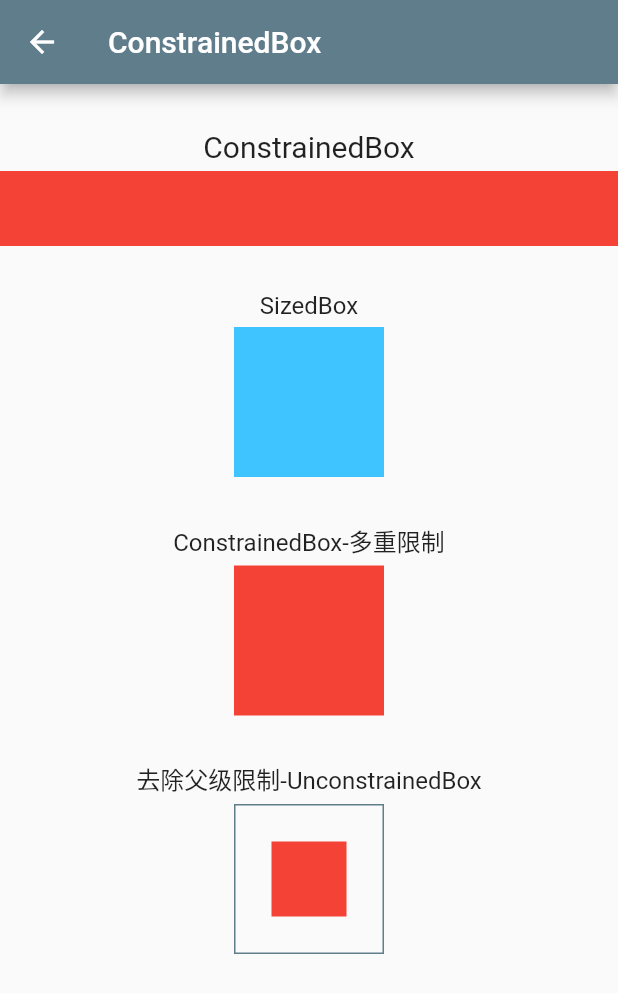
After one commit to Petterpx/FlutterQuickExample, a Flutter app: the ContainerWidgetsList screen opened directly, after a tap on "ConstrainedBox", on a phone screen of 412 x 824 dp. The commit adds this screen. Shown: the top 993 px of the screen. Run offline on Flutter 3.47's test engine with Material 2 defaults, Android fonts, the phone set to English and light mode, and no system bars; our stand-ins replace fluttertoast; missing offline and left inert: dart:ffi, dart:html, simple_logger.

Commit message:
feat:feat constrainedBox and DecoratedBox

```diff
--- a/lib/example/container_widgets_list.dart
+++ b/lib/example/container_widgets_list.dart
@@ -1,3 +1,5 @@
+import 'package:cloud_flutter_app/example/cotainer_widgets/constrainedbox_widget.dart';
+import 'package:cloud_flutter_app/example/cotainer_widgets/decoratedbox_widget.dart';
 import 'package:cloud_flutter_app/example/cotainer_widgets/padding_widget.dart';
 import 'package:cloud_flutter_app/utils/util_view.dart';
 import 'package:flutter/cupertino.dart';
@@ -8,11 +10,16 @@ import 'package:flutter/material.dart';
 /// */
 class ContainerWidgetsList extends StatelessWidget {
   @override
-  Widget build(BuildContext context) => Scaffold(
+  Widget build(BuildContext context) =>
+      Scaffold(
         appBar: AppBar(title: Text("容器类组件")),
         body: Column(
           children: [
-            showSampleStateFulWidget(context, "Padding", PaddingWidget())
+            showSampleStateFulWidget(context, "Padding", PaddingWidget()),
+            showSampleStateFulWidget(
+                context, "ConstrainedBox", ConstrainedBoxWidget()),
+            showSampleStateFulWidget(
+                context, "DecoratedBox", DecoratedBoxWidget())
           ],
         ),
       );
--- /dev/null
+++ b/lib/example/cotainer_widgets/constrainedbox_widget.dart
@@ -0,0 +1,81 @@
+import 'package:cloud_flutter_app/example/basis_widgets/title_widget.dart';
+import 'package:flutter/cupertino.dart';
+import 'package:flutter/material.dart';
+
+/// 尺寸限制类容器 */
+class ConstrainedBoxWidget extends StatelessWidget {
+  @override
+  Widget build(BuildContext context) =>
+      Column(
+        children: [
+          TitleWidget(
+              fontSize: 20,
+              title: "ConstrainedBox",
+              widget: ConstrainedBox(
+                //minHeight 最小高度，infinity-> 无限大
+                  constraints: BoxConstraints(
+                      minWidth: 50,
+                      maxWidth: double.infinity,
+                      minHeight: 50,
+                      maxHeight: double.infinity),
+                  child: Container(
+                    //虽然这里将Container高度设置为了10，但是上面加了最小高度限制为50，所以实际高度为50
+                    height: 10,
+                    color: Colors.red,
+                  ))),
+          TitleWidget(
+              title: "SizedBox",
+              widget: SizedBox(
+                width: 100,
+                height: 100,
+                child: Container(
+                  color: Colors.lightBlueAccent,
+                ),
+              )),
+          TitleWidget(
+              title: "ConstrainedBox-多重限制",
+              // TODO: 1/9/21 当多重限制时，最终的显示由最外层maxXXX而定，对于minXxx,取父子中最大的一个，当然这也很好理解
+              widget: ConstrainedBox(
+                //minHeight 最小高度，infinity-> 无限大
+                  constraints: BoxConstraints(
+                      minWidth: 50,
+                      maxWidth: 100,
+                      minHeight: 50,
+                      maxHeight: double.infinity),
+                  child: ConstrainedBox(
+                    //minHeight 最小高度，infinity-> 无限大
+                      constraints: BoxConstraints(
+                          minWidth: 100,
+                          maxWidth: double.infinity,
+                          minHeight: 100,
+                          maxHeight: double.infinity),
+                      child: Container(
+                        //虽然这里将Container高度设置为了10，但是上面加了最小高度限制为50，所以实际高度为50
+                        height: 10,
+                        color: Colors.red,
+                      )))),
+          TitleWidget(
+              title: "去除父级限制-UnconstrainedBox",
+              widget: ConstrainedBox(
+                //minHeight 最小高度，infinity-> 无限大
+                constraints: BoxConstraints(minWidth: 100, minHeight: 100),
+                child: Container(
+                  // TODO: 1/9/21 这里去除了父级最小widget,height=100的限制
+                  // TODO: 1/9/21 需要注意的是，这并不是真的限制，相应的父级限制依然存在，这个限制只是对当前子级而言
+                    child: UnconstrainedBox(
+                        child: ConstrainedBox(
+                          //minHeight 最小高度，infinity-> 无限大
+                            constraints:
+                            BoxConstraints(minWidth: 50, minHeight: 50),
+                            child: Container(
+                              //虽然这里将Container高度设置为了10，但是上面加了最小高度限制为50，所以实际高度为50
+                              height: 10,
+                              color: Colors.red,
+                            ))),
+                    decoration: BoxDecoration(
+                        border: Border.all(color: Colors.blueGrey, width: 1)
+                    )),
+              ))
+        ],
+      );
+}
--- /dev/null
+++ b/lib/example/cotainer_widgets/decoratedbox_widget.dart
@@ -0,0 +1,39 @@
+import 'package:flutter/cupertino.dart';
+import 'package:flutter/material.dart';
+
+///
+/// 装饰容器Widget
+/// */
+class DecoratedBoxWidget extends StatelessWidget {
+  @override
+  Widget build(BuildContext context) => DecoratedBox(
+        //DecoratedBox的一个子类，
+        decoration: BoxDecoration(
+            //渐变色
+            gradient: LinearGradient(colors: [Colors.red, Colors.orange]),
+            //圆角
+            borderRadius: BorderRadius.circular(3.0),
+            //背景混合模式
+            // backgroundBlendMode:BlendMode.dst ,
+            //背景色，如果存在gradient,则忽略这个属性
+            color: Colors.blueGrey,
+            //阴影
+            boxShadow: [
+              BoxShadow(
+                  color: Colors.blue,
+                  offset: Offset(2.0, 2.0),
+                  blurRadius: 4.0)
+            ],
+            //形状，当circle时，和borderRadius不能共存
+            shape: BoxShape.rectangle),
+        //决定在哪里绘制Decoration,background 背景装饰，foreground前景装饰，即绘制在子组件之上
+        position: DecorationPosition.background,
+        child: Padding(
+          padding: EdgeInsets.symmetric(horizontal: 80, vertical: 18),
+          child: Text(
+            "test",
+            style: TextStyle(color: Colors.white),
+          ),
+        ),
+      );
+}
```
Also changed, not shown: 1 other file.
